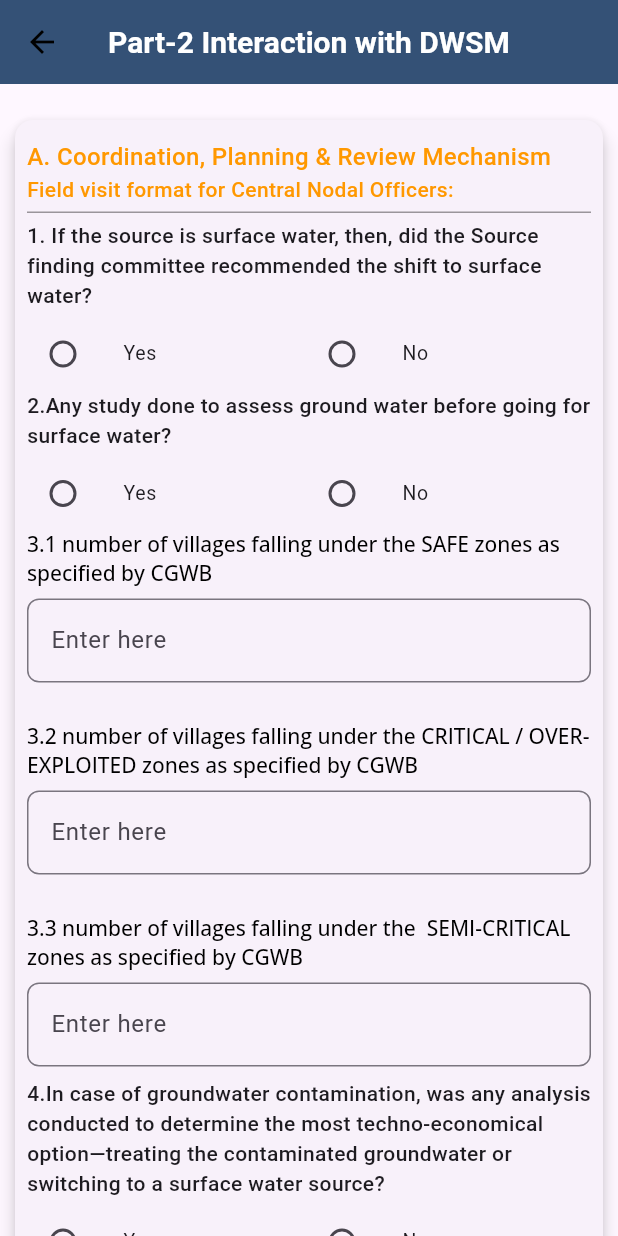
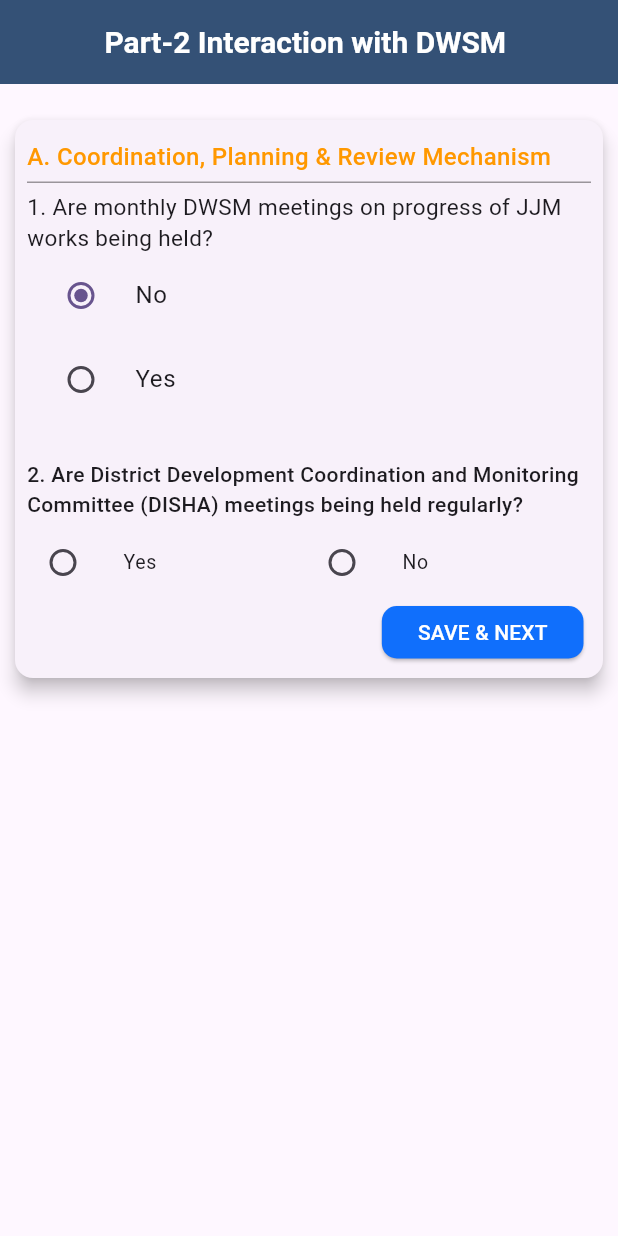
Before and after one commit to shubhamdevgupta/cno_inspector, a Flutter app: the CoordinationPlanningScreen screen opened directly, on a phone screen of 412 x 824 dp. Run offline on Flutter 3.47's test engine with Material 3 defaults, Android fonts, the phone set to English and light mode, and no system bars; our stand-ins replace connectivity_plus, device_info_plus, flutter_image_compress, fluttertoast, image_picker, shared_preferences; missing offline and left inert: encrypt; accounts and stored records are empty.

Commit message:
Started b > b

```diff
--- a/lib/main.dart
+++ b/lib/main.dart
@@ -1,5 +1,6 @@
 import 'package:cno_inspection/provider/authentication_provider.dart';
 import 'package:cno_inspection/utils/AppConstants.dart';
+import 'package:cno_inspection/views/InteractionDWSM/PartACoordinationPlanningReviewScreen.dart';
 import 'package:cno_inspection/views/InteractionVWSC/CommunityFeedbackPartC.dart';
 import 'package:cno_inspection/views/InteractionVWSC/CommunityInvolvementPartB.dart';
 import 'package:cno_inspection/views/InteractionVWSC/GrievancePartE.dart';
@@ -60,7 +61,7 @@ class MyApp extends StatelessWidget {
         AppConstants.navigateToSchemePlanningScreen: (context) => SchemePlanningScreen(),
 
 
-
+        AppConstants.navigateToCoordinationPlanningScreen: (context) => CoordinationPlanningScreen(),
 
 
         AppConstants.navigateToWaterSupplyPartA: (context) => WaterSupplyPartA(),
--- a/lib/views/InteractionDWSM/PartACoordinationPlanningReviewScreen.dart
+++ b/lib/views/InteractionDWSM/PartACoordinationPlanningReviewScreen.dart
@@ -1,3 +1,4 @@
+import 'package:cno_inspection/views/InteractionDWSM/DashboardDWSM.dart';
 import 'package:flutter/material.dart';
 
 import '../../utils/CustomRadioQuestion.dart';
@@ -14,18 +15,17 @@ class _CoordinationPlanningScreen extends State<CoordinationPlanningScreen> {
   String _selectedValue = 'yes'; // Default selected value
   String? selectedValueQ1;
   final TextEditingController householdController = TextEditingController();
-
+  String? selectedOption = 'option1';
+  final TextEditingController textController = TextEditingController();
   String? SetFreq;
 
   @override
   Widget build(BuildContext context) {
     return WillPopScope(
       onWillPop: () async {
-        // Replace the current route with a new one
-        /*   Navigator.of(context).pushReplacement(
-          MaterialPageRoute(builder: (_) => VillageList()),
-        );*/
-
+        Navigator.of(context).pushReplacement(
+          MaterialPageRoute(builder: (_) => Dashboarddwsm()),
+        );
         // Return false to prevent the default back navigation behavior
         return false;
       },
@@ -67,12 +67,6 @@ class _CoordinationPlanningScreen extends State<CoordinationPlanningScreen> {
                                   fontWeight: FontWeight.w500,
                                   fontSize: 16,
                                   color: Colors.orange),
-                            ), Text(
-                              "Field visit format for Central Nodal Officers:",
-                              style: TextStyle(
-                                  fontWeight: FontWeight.w500,
-                                  fontSize: 14,
-                                  color: Colors.orange),
                             ),
                             SizedBox(
                               height: 5,
@@ -85,9 +79,48 @@ class _CoordinationPlanningScreen extends State<CoordinationPlanningScreen> {
                             SizedBox(
                               height: 5,
                             ),
+
+
+                            Column(
+                              children: [
+                                Align(alignment: Alignment.centerLeft,
+                                    child: Text("1. Are monthly DWSM meetings on progress of JJM works being held?",
+                                      style: TextStyle(fontSize: 15,fontWeight: FontWeight.normal),)),
+                                RadioListTile<String>(
+                                  title: Text("No"),
+                                  value: 'option1',
+                                  groupValue: selectedOption,
+                                  onChanged: (value) {
+                                    setState(() {
+                                      selectedOption = value;
+                                    });
+                                  },
+                                ),
+                                RadioListTile<String>(
+                                  title: Text("Yes"),
+                                  value: 'option2',
+                                  groupValue: selectedOption,
+                                  onChanged: (value) {
+                                    setState(() {
+                                      selectedOption = value;
+                                    });
+                                  },
+                                ),
+                                SizedBox(height: 5),
+                                if (selectedOption == 'option2') ...[
+                                  TextField(
+                                    controller: textController,
+                                    decoration: InputDecoration(
+                                      labelText: "(a). how many meetings were held in the last six months? ",
+                                      border: OutlineInputBorder(),
+                                    ),
+                                  ),
+
+                                  SizedBox(height: 20),
+
                                   CustomRadioQuestion(
-                              questionText: "1.	If the source is surface water, then, did the Source finding committee recommended the shift to surface water? ",
-                              options: const ['Yes', 'No'], // You can pass more options if needed
+                                    questionText: "(b). Quality of Meeting and Record maintenance: ",
+                                    options: const ['Proper Documentation with actionable decision', 'Partial Documentation','No Documentation'], // You can pass more options if needed
                                     selectedValue: selectedValueQ1,
                                     onChanged: (val) {
                                       setState(() {
@@ -96,67 +129,24 @@ class _CoordinationPlanningScreen extends State<CoordinationPlanningScreen> {
                                     },
                                   ),
 
-                            CustomRadioQuestion(
-                              questionText: "2.Any study done to assess ground water before going for surface water?",
-                              options: ['Yes', 'No'], // You can pass more options if needed
-                              selectedValue: selectedValueQ1,
-                              onChanged: (val) {
-                                setState(() {
-                                  selectedValueQ1 = val;
-                                });
+                                ],
+                                SizedBox(height: 20),
+                                /*   ElevatedButton(
+                                  onPressed: () {
+                                    String result = selectedOption == 'option1'
+                                        ? 'Selected: Option 1'
+                                        : 'Selected: Option 2, Input: ${textController.text}';
+                                    ScaffoldMessenger.of(context)
+                                        .showSnackBar(SnackBar(content: Text(result)));
                                   },
-                            ),
-
-
-                            Column(
-                              crossAxisAlignment: CrossAxisAlignment.start,
-                              // Align text to the left
-                              children: [
-                                CustomTextField(
-                                  labelText: '3.1 number of villages falling under the SAFE zones as specified by CGWB',
-                                  hintText: 'Enter here',
-                                  controller: householdController,
-                                  isRequired: false,
-                                ),
-
-                                SizedBox(
-                                  height: 18,
-                                ),
-
-                                CustomTextField(
-                                  labelText: '3.2 number of villages falling under the CRITICAL / OVER-EXPLOITED zones as specified by CGWB',
-                                  hintText: 'Enter here',
-                                  controller: householdController,
-                                  isRequired: false,
-                                ),
-
-                                SizedBox(
-                                  height: 18,
-                                ),
-
-                                CustomTextField(
-                                  labelText: '3.3 number of villages falling under the  SEMI-CRITICAL  zones as specified by CGWB',
-                                  hintText: 'Enter here',
-                                  controller: householdController,
-                                  isRequired: false,
-                                ),
+                                  child: Text("Submit"),
+                                ),*/
                               ],
                             ),
 
-
                             CustomRadioQuestion(
-                              questionText: "4.In case of groundwater contamination, was any analysis conducted to determine the most techno-economical option—treating the contaminated groundwater or switching to a surface water source? ",
-                              options: ['Yes', 'No'], // You can pass more options if needed
-                              selectedValue: selectedValueQ1,
-                              onChanged: (val) {
-                                setState(() {
-                                  selectedValueQ1 = val;
-                                });
-                              },
-                            ),
-                             CustomRadioQuestion(
-                              questionText: "5.	Water allocation from the State Water Resource Department (WRD)/ Irrigation Department (ID) from surface source for drinking purpose?",
-                              options: ['Yes', 'No'], // You can pass more options if needed
+                              questionText: "2.	Are District Development Coordination and Monitoring Committee (DISHA) meetings being held regularly? ",
+                              options: const ['Yes', 'No',], // You can pass more options if needed
                               selectedValue: selectedValueQ1,
                               onChanged: (val) {
                                 setState(() {
--- a/lib/views/schemeInfo/PartASourceScreen.dart
+++ b/lib/views/schemeInfo/PartASourceScreen.dart
@@ -1,3 +1,4 @@
+import 'package:cno_inspection/views/schemeInfo/Dashboardschemeinfo.dart';
 import 'package:flutter/material.dart';
 
 import '../../utils/CustomRadioQuestion.dart';
@@ -23,9 +24,9 @@ class _SourceScreenQuestions extends State<SourceScreenQuestions> {
     return WillPopScope(
       onWillPop: () async {
         // Replace the current route with a new one
-        /*   Navigator.of(context).pushReplacement(
-          MaterialPageRoute(builder: (_) => VillageList()),
-        );*/
+        Navigator.of(context).pushReplacement(
+          MaterialPageRoute(builder: (_) => Dashboardschemeinfo()),
+        );
 
         // Return false to prevent the default back navigation behavior
         return false;
--- a/lib/views/schemeInfo/PartBSchemePlanningScreen.dart
+++ b/lib/views/schemeInfo/PartBSchemePlanningScreen.dart
@@ -162,7 +162,7 @@ class _SchemePlanningScreen extends State<SchemePlanningScreen> {
                             Column(
                               children: [
                                 Align(alignment: Alignment.centerLeft,
-                                    child: Text("5.	Do the on-spot excavation on any sample stretch of pipeline and check for pipe material and dia as per DPR::",
+                                    child: Text("5.	Do the on-spot excavation on any sample stretch of pipeline and check for pipe material and dia as per DPR:",
                                       style: TextStyle(fontSize: 15,fontWeight: FontWeight.normal),)),
                                 RadioListTile<String>(
                                   title: Text("Not Found"),
```
Also changed, not shown: lib/views/InteractionDWSM/PartBSourceSustainabilityWaterConservation.dart (added). Lines whose indentation alone changed are shown as unchanged.
